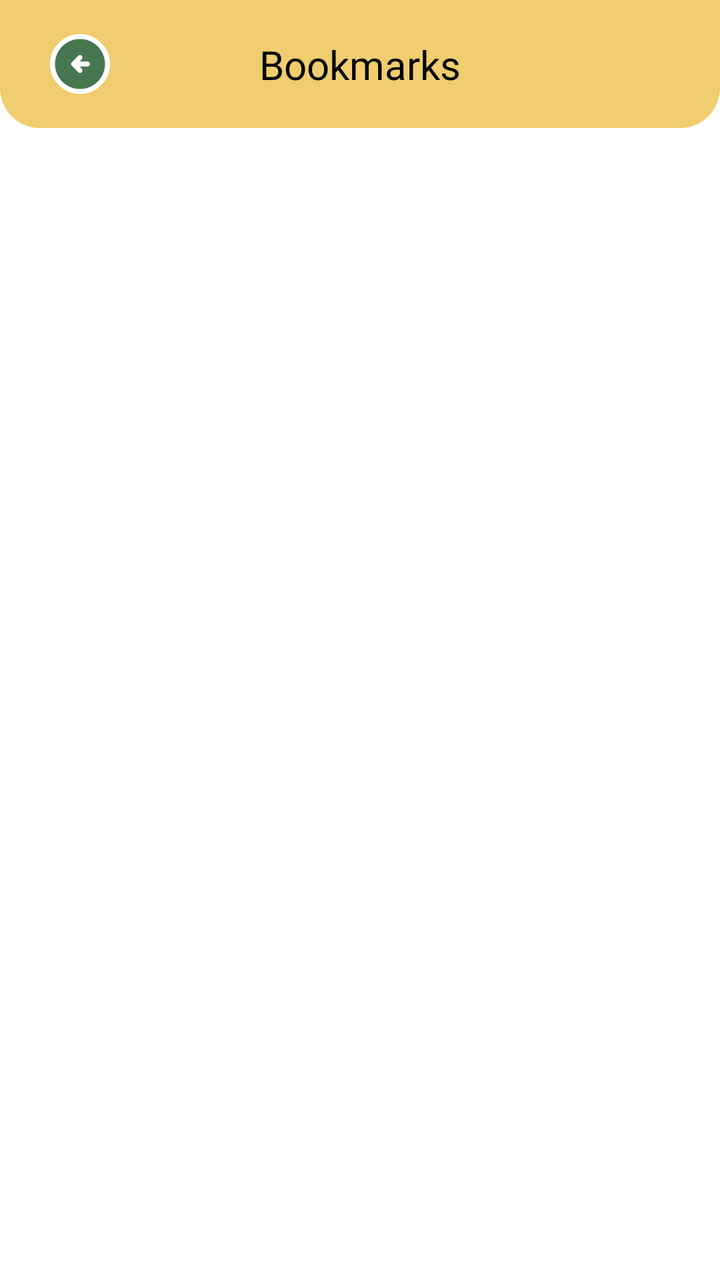
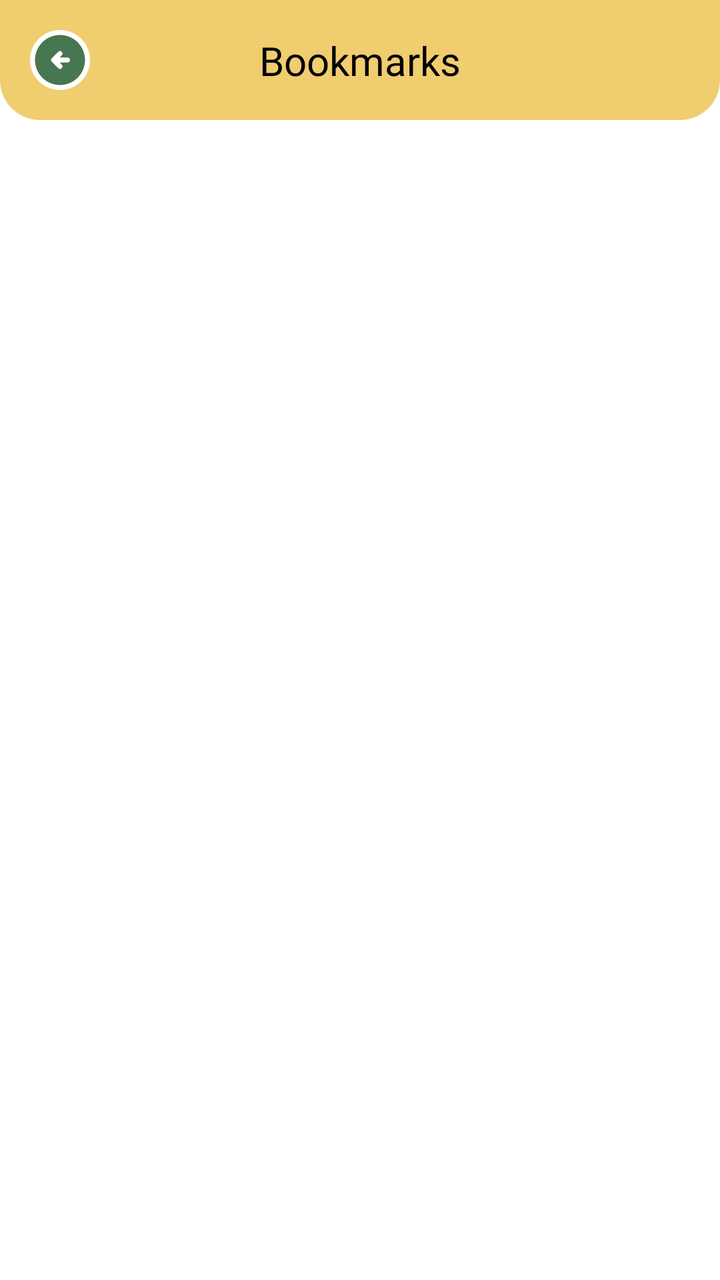

The first picture is an Android layout as it rendered before a commit; the second is the same layout after the commit. The layout source and the unified diff follow.
<!-- AndroidManifest.xml: application theme Theme.SortItJSON -->
<!-- res/layout/fragment_bookmark.xml -->
<?xml version="1.0" encoding="utf-8"?>
<LinearLayout
    xmlns:android="http://schemas.android.com/apk/res/android"
    xmlns:app="http://schemas.android.com/apk/res-auto"
    android:layout_width="match_parent"
    android:layout_height="match_parent"
    android:orientation="vertical"
    android:background="#FFFFFF">

    
    <androidx.constraintlayout.widget.ConstraintLayout
        android:layout_width="match_parent"
        android:layout_height="wrap_content"
        android:minHeight="60dp"
        android:paddingHorizontal="20dp"
        android:paddingVertical="12dp"
        android:background="@drawable/yellow_header_page">

        
        <ImageButton
            android:id="@+id/btnBack"
            android:layout_width="40dp"
            android:layout_height="40dp"
            android:background="@android:color/transparent"
            android:contentDescription="Back"
            android:padding="8dp"
            android:src="@drawable/button_green_backward"
            app:layout_constraintStart_toStartOf="parent"
            app:layout_constraintTop_toTopOf="parent"
            app:layout_constraintBottom_toBottomOf="parent"/>

        
        <TextView
            android:id="@+id/title"
            android:layout_width="wrap_content"
            android:layout_height="wrap_content"
            android:text="Bookmarks"
            android:textColor="#000000"
            android:textSize="20sp"
            android:fontFamily="@font/montserrat_bold"
            app:layout_constraintStart_toStartOf="parent"
            app:layout_constraintEnd_toEndOf="parent"
            app:layout_constraintTop_toTopOf="parent"
            app:layout_constraintBottom_toBottomOf="parent"/>

    </androidx.constraintlayout.widget.ConstraintLayout>

    <androidx.recyclerview.widget.RecyclerView
        android:id="@+id/recyclerViewBookmarked"
        android:layout_width="match_parent"
        android:layout_height="match_parent"
        android:layout_marginTop="10dp"
        android:layout_marginLeft="5dp"
        android:layout_marginRight="5dp"
        android:padding="10dp"/>

</LinearLayout>
<!-- resources referenced by this layout -->
<resources>
  <!-- drawable button_green_backward (drawable) -->
  <vector xmlns:android="http://schemas.android.com/apk/res/android"
      android:width="30dp"
      android:height="30dp"
      android:viewportWidth="24"
      android:viewportHeight="24">
    <path
        android:pathData="M24,12C24,18.627 18.627,24 12,24C5.373,24 0,18.627 0,12C0,5.373 5.373,0 12,0C18.627,0 24,5.373 24,12Z"
        android:fillColor="#ffffff"/>
    <path
        android:pathData="M11.8,13H15C15.283,13 15.521,12.904 15.712,12.712C15.904,12.521 16,12.283 16,12C16,11.717 15.904,11.479 15.712,11.288C15.521,11.096 15.283,11 15,11H11.8L12.7,10.1C12.883,9.917 12.975,9.683 12.975,9.4C12.975,9.117 12.883,8.883 12.7,8.7C12.517,8.517 12.283,8.425 12,8.425C11.717,8.425 11.483,8.517 11.3,8.7L8.7,11.3C8.5,11.5 8.4,11.733 8.4,12C8.4,12.267 8.5,12.5 8.7,12.7L11.3,15.3C11.483,15.483 11.717,15.575 12,15.575C12.283,15.575 12.517,15.483 12.7,15.3C12.883,15.117 12.975,14.883 12.975,14.6C12.975,14.317 12.883,14.083 12.7,13.9L11.8,13ZM12,22C10.617,22 9.317,21.737 8.1,21.212C6.883,20.688 5.825,19.975 4.925,19.075C4.025,18.175 3.313,17.117 2.787,15.9C2.263,14.683 2,13.383 2,12C2,10.617 2.263,9.317 2.787,8.1C3.313,6.883 4.025,5.825 4.925,4.925C5.825,4.025 6.883,3.313 8.1,2.787C9.317,2.263 10.617,2 12,2C13.383,2 14.683,2.263 15.9,2.787C17.117,3.313 18.175,4.025 19.075,4.925C19.975,5.825 20.688,6.883 21.212,8.1C21.737,9.317 22,10.617 22,12C22,13.383 21.737,14.683 21.212,15.9C20.688,17.117 19.975,18.175 19.075,19.075C18.175,19.975 17.117,20.688 15.9,21.212C14.683,21.737 13.383,22 12,22Z"
        android:fillColor="#467750"/>
  </vector>
  <!-- drawable yellow_header_page (drawable) -->
  <shape xmlns:android="http://schemas.android.com/apk/res/android">
      <solid android:color="#F0CD6E"/>
  
      <corners
          android:bottomLeftRadius="20dp"
          android:bottomRightRadius="20dp"/>
  </shape>
  <style name="Theme.SortItJSON" parent="Base.Theme.SortItJSON" />
  <style name="Base.Theme.SortItJSON" parent="Theme.Material3.DayNight.NoActionBar">
          
          <item name="colorPrimary">@color/darkgreen</item>
      </style>
  <color name="darkgreen">#467750</color>
</resources>

<!-- the commit's change to res/layout/fragment_bookmark.xml (unified diff, before → after) -->
@@ -12,8 +12,7 @@
         android:layout_width="match_parent"
         android:layout_height="wrap_content"
         android:minHeight="60dp"
-        android:paddingHorizontal="20dp"
-        android:paddingVertical="12dp"
+        android:padding="10dp"
         android:background="@drawable/yellow_header_page">
 
         
